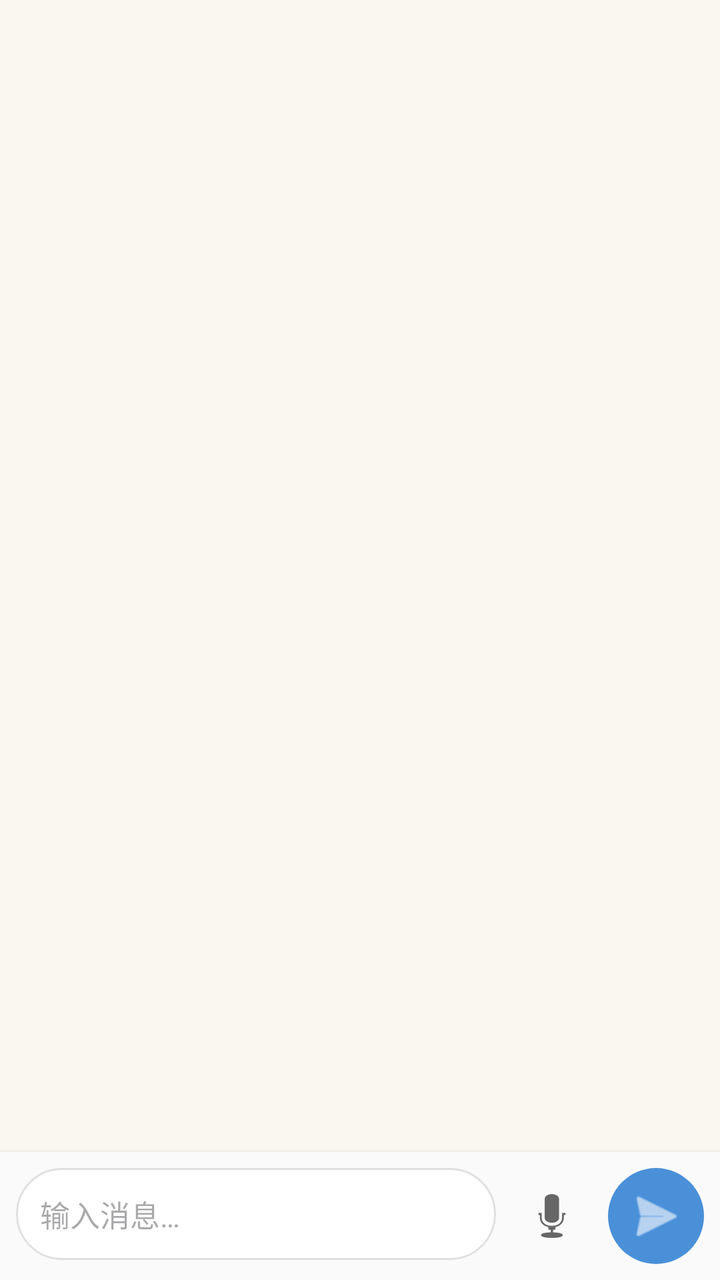
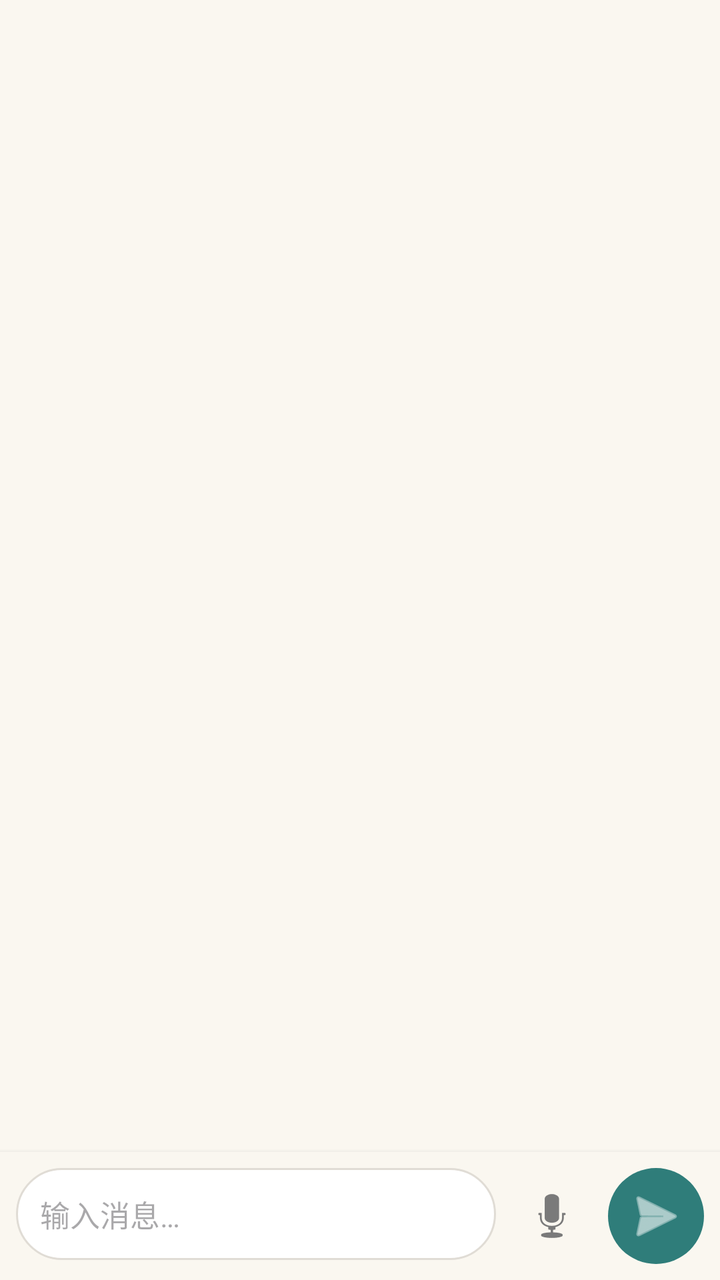

Two renders of the same Android screen: before a commit and after it. Below are the layout's source before the change and the commit's diff.
<!-- AndroidManifest.xml: application theme Theme.MyApplication -->
<!-- res/layout/activity_chat.xml -->
<?xml version="1.0" encoding="utf-8"?>
<LinearLayout xmlns:android="http://schemas.android.com/apk/res/android"
    xmlns:app="http://schemas.android.com/apk/res-auto"
    android:id="@+id/root_chat"
    android:layout_width="match_parent"
    android:layout_height="match_parent"
    android:fitsSystemWindows="true"
    android:orientation="vertical"
    android:background="#FAF7F0">

    
    <TextView
        android:id="@+id/status_text"
        android:layout_width="match_parent"
        android:layout_height="wrap_content"
        android:background="#FFF3CD"
        android:padding="8dp"
        android:textColor="#856404"
        android:textSize="12sp"
        android:visibility="gone"
        android:gravity="center" />

    
    <androidx.recyclerview.widget.RecyclerView
        android:id="@+id/recycler_messages"
        android:layout_width="match_parent"
        android:layout_height="0dp"
        android:layout_weight="1"
        android:paddingVertical="8dp"
        android:clipToPadding="false" />

    
    <ProgressBar
        android:id="@+id/progress_loading"
        android:layout_width="24dp"
        android:layout_height="24dp"
        android:layout_gravity="center"
        android:layout_margin="4dp"
        android:visibility="gone"
        style="?android:attr/progressBarStyle" />

    
    <LinearLayout
        android:layout_width="match_parent"
        android:layout_height="wrap_content"
        android:orientation="horizontal"
        android:padding="8dp"
        android:background="#FAFAFA"
        android:elevation="4dp">

        <EditText
            android:id="@+id/input_message"
            android:layout_width="0dp"
            android:layout_height="wrap_content"
            android:layout_weight="1"
            android:hint="@string/hint_message"
            android:maxLines="4"
            android:padding="12dp"
            android:background="@drawable/bg_input"
            android:textSize="15sp" />

        <ImageButton
            android:id="@+id/btn_voice"
            android:layout_width="48dp"
            android:layout_height="48dp"
            android:layout_marginStart="4dp"
            android:background="?android:attr/selectableItemBackgroundBorderless"
            android:src="@android:drawable/ic_btn_speak_now"
            android:contentDescription="@string/voice_input"
            app:tint="#666666" />

        <ImageButton
            android:id="@+id/btn_send"
            android:layout_width="48dp"
            android:layout_height="48dp"
            android:layout_marginStart="4dp"
            android:background="@drawable/bg_send_button"
            android:src="@android:drawable/ic_menu_send"
            android:contentDescription="@string/send"
            app:tint="@android:color/white" />
    </LinearLayout>
</LinearLayout>
<!-- resources referenced by this layout -->
<resources>
  <!-- drawable bg_input (drawable) -->
  <?xml version="1.0" encoding="utf-8"?>
  <shape xmlns:android="http://schemas.android.com/apk/res/android"
      android:shape="rectangle">
      <solid android:color="@android:color/white" />
      <corners android:radius="24dp" />
      <stroke android:width="1dp" android:color="#E0E0E0" />
  </shape>
  <!-- drawable bg_send_button (drawable) -->
  <?xml version="1.0" encoding="utf-8"?>
  <shape xmlns:android="http://schemas.android.com/apk/res/android"
      android:shape="oval">
      <solid android:color="#4A90D9" />
  </shape>
  <string name="hint_message">输入消息…</string>
  <string name="send">发送</string>
  <string name="voice_input">语音输入</string>
  <style name="Theme.MyApplication" parent="Base.Theme.MyApplication" />
  <style name="Base.Theme.MyApplication" parent="Theme.Material3.DayNight.NoActionBar">
          <item name="colorPrimary">@color/echo_primary</item>
          <item name="colorPrimaryDark">@color/echo_primary_dark</item>
          <item name="colorAccent">@color/echo_primary</item>
          <item name="android:colorBackground">@color/echo_background</item>
          <item name="colorSurface">@color/echo_surface</item>
          <item name="colorOnPrimary">@color/white</item>
          <item name="colorOnSurface">@color/echo_text_primary</item>
      </style>
  <color name="echo_primary">#2F7D7A</color>
  <color name="echo_primary_dark">#1E5553</color>
  <color name="echo_background">#FAF7F0</color>
  <color name="echo_surface">#FFFFFF</color>
  <color name="white">#FFFFFFFF</color>
  <color name="echo_text_primary">#163536</color>
</resources>

<!-- the commit's change to res/layout/activity_chat.xml (unified diff, before → after) -->
@@ -6,7 +6,7 @@
     android:layout_height="match_parent"
     android:fitsSystemWindows="true"
     android:orientation="vertical"
-    android:background="#FAF7F0">
+    android:background="?attr/echoBackground">
 
     
     <TextView
@@ -45,7 +45,7 @@
         android:layout_height="wrap_content"
         android:orientation="horizontal"
         android:padding="8dp"
-        android:background="#FAFAFA"
+        android:background="?attr/echoBackground"
         android:elevation="4dp">
 
         <EditText
@@ -67,7 +67,7 @@
             android:background="?android:attr/selectableItemBackgroundBorderless"
             android:src="@android:drawable/ic_btn_speak_now"
             android:contentDescription="@string/voice_input"
-            app:tint="#666666" />
+            app:tint="?attr/echoTextSecondary" />
 
         <ImageButton
             android:id="@+id/btn_send"
@@ -77,6 +77,6 @@
             android:background="@drawable/bg_send_button"
             android:src="@android:drawable/ic_menu_send"
             android:contentDescription="@string/send"
-            app:tint="@android:color/white" />
+            app:tint="?attr/echoOnPrimary" />
     </LinearLayout>
 </LinearLayout>
<!-- resource entries referenced after the edit -->
@@ -4,34 +4,46 @@
   <?xml version="1.0" encoding="utf-8"?>
   <shape xmlns:android="http://schemas.android.com/apk/res/android"
       android:shape="rectangle">
-      <solid android:color="@android:color/white" />
+      <solid android:color="?attr/echoSurface" />
       <corners android:radius="24dp" />
-      <stroke android:width="1dp" android:color="#E0E0E0" />
+      <stroke android:width="1dp" android:color="?attr/echoBorder" />
   </shape>
   <!-- drawable bg_send_button (drawable) -->
   <?xml version="1.0" encoding="utf-8"?>
   <shape xmlns:android="http://schemas.android.com/apk/res/android"
       android:shape="oval">
-      <solid android:color="#4A90D9" />
+      <solid android:color="?attr/echoPrimary" />
   </shape>
   <string name="hint_message">输入消息…</string>
   <string name="send">发送</string>
   <string name="voice_input">语音输入</string>
-  <style name="Theme.MyApplication" parent="Base.Theme.MyApplication" />
-  <style name="Base.Theme.MyApplication" parent="Theme.Material3.DayNight.NoActionBar">
-          <item name="colorPrimary">@color/echo_primary</item>
-          <item name="colorPrimaryDark">@color/echo_primary_dark</item>
-          <item name="colorAccent">@color/echo_primary</item>
-          <item name="android:colorBackground">@color/echo_background</item>
-          <item name="colorSurface">@color/echo_surface</item>
-          <item name="colorOnPrimary">@color/white</item>
-          <item name="colorOnSurface">@color/echo_text_primary</item>
+  <style name="Theme.MyApplication" parent="Theme.MyApplication.Base">
+          <item name="echoPrimary">#2F7D7A</item>
+          <item name="echoPrimaryDark">#1E5553</item>
+          <item name="echoBackground">#FAF7F0</item>
+          <item name="echoSurface">#FFFFFF</item>
+          <item name="echoSurfaceVariant">#F3EFE7</item>
+          <item name="echoTextPrimary">#163536</item>
+          <item name="echoTextSecondary">#7A7A7A</item>
+          <item name="echoAccent">#E9C98F</item>
+          <item name="echoOnPrimary">#FFFFFF</item>
+          <item name="echoBorder">#E0DCD5</item>
+          <item name="echoDestructive">#E53935</item>
+          <item name="echoHint">#BDBDBD</item>
+          <item name="echoBubbleUser">#2F7D7A</item>
+          <item name="echoBubbleAssistant">#F3EFE7</item>
+          <item name="echoToolInfoBg">#F3EFE7</item>
       </style>
-  <color name="echo_primary">#2F7D7A</color>
-  <color name="echo_primary_dark">#1E5553</color>
-  <color name="echo_background">#FAF7F0</color>
-  <color name="echo_surface">#FFFFFF</color>
-  <color name="white">#FFFFFFFF</color>
-  <color name="echo_text_primary">#163536</color>
+  <style name="Theme.MyApplication.Base" parent="Theme.Material3.DayNight.NoActionBar">
+          
+          <item name="colorPrimary">?attr/echoPrimary</item>
+          <item name="colorPrimaryDark">?attr/echoPrimaryDark</item>
+          <item name="colorAccent">?attr/echoPrimary</item>
+          <item name="android:colorBackground">?attr/echoBackground</item>
+          <item name="colorSurface">?attr/echoSurface</item>
+          <item name="colorOnPrimary">?attr/echoOnPrimary</item>
+          <item name="colorOnSurface">?attr/echoTextPrimary</item>
+          <item name="android:statusBarColor">?attr/echoBackground</item>
+      </style>
 </resources>
 
